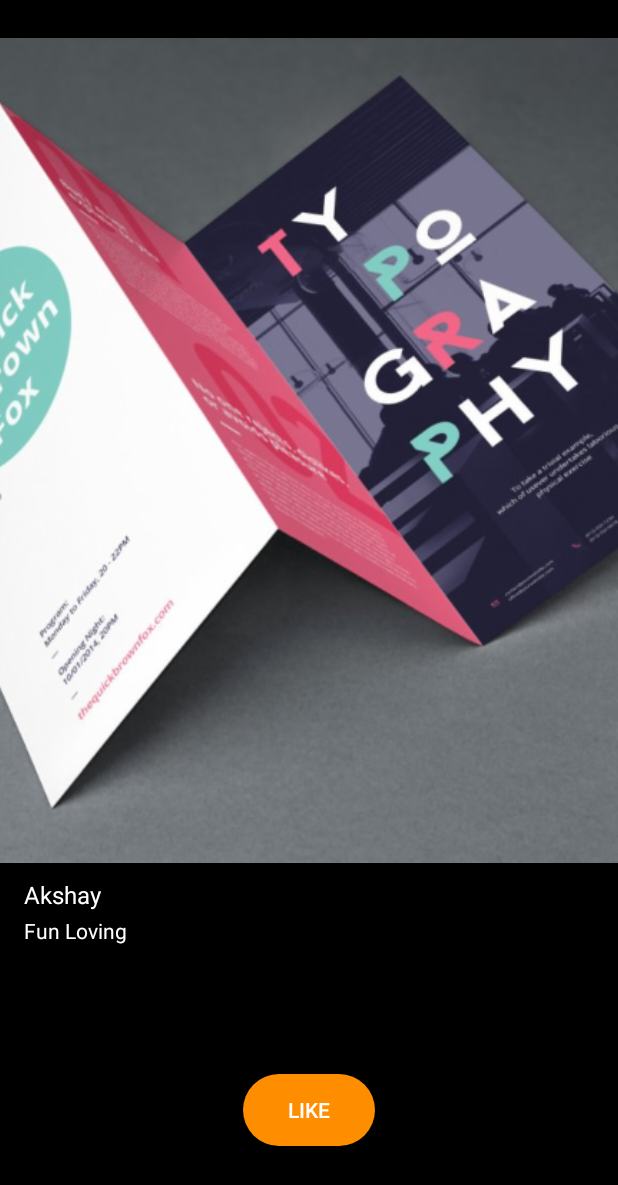
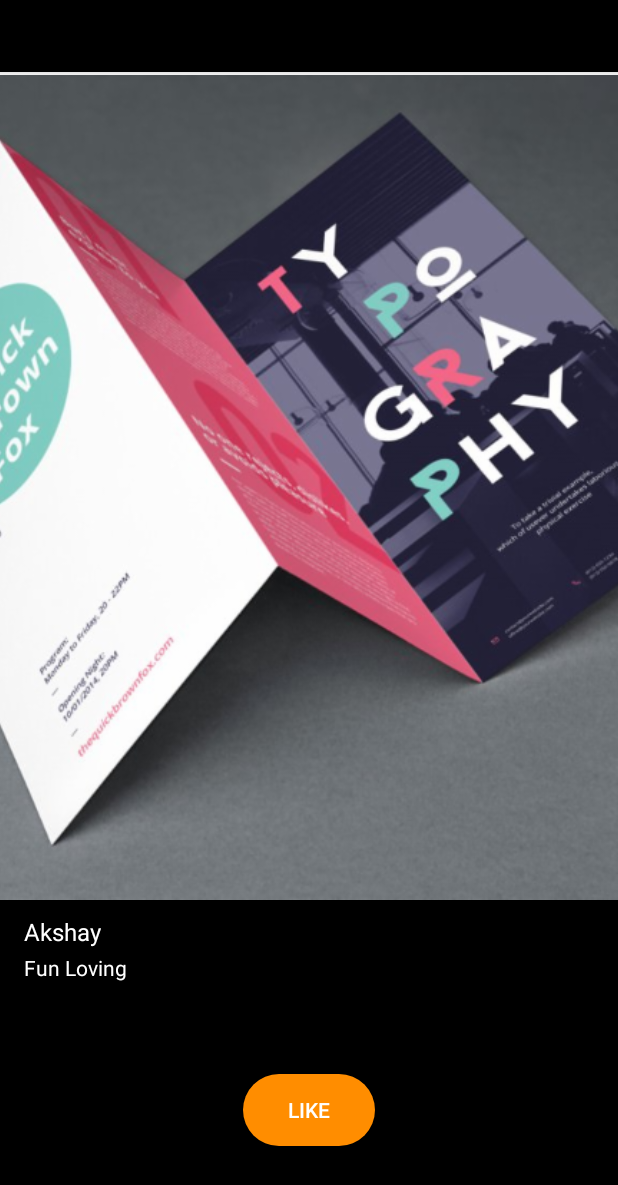
Before and after one commit to AkshayKumarIITG/Ginger, an Android app: the screen it shows after launch (MainActivity), on a phone screen of 412 x 824 dp. Shown: the top 1185 px of the screen. Run offline under Robolectric (Android 15) with nearby library versions, the phone set to English and light mode, and no system bars.

```diff
--- a/app/src/main/AndroidManifest.xml
+++ b/app/src/main/AndroidManifest.xml
@@ -1,6 +1,8 @@
 <?xml version="1.0" encoding="utf-8"?>
 <manifest xmlns:android="http://schemas.android.com/apk/res/android"
     package="com.example.sample">
+
+    <uses-permission android:name="android.permission.INTERNET"/>
 
     <application
         android:allowBackup="true"
@@ -9,6 +11,10 @@
         android:roundIcon="@mipmap/ic_launcher_round"
         android:supportsRtl="true"
         android:theme="@style/AppTheme">
+        <activity android:name=".Register">
+
+        </activity>
+        <activity android:name=".Login" />
         <activity android:name=".MainActivity">
             <intent-filter>
                 <action android:name="android.intent.action.MAIN" />
--- /dev/null
+++ b/app/src/main/res/drawable/white_grey_border_bottom.xml
@@ -0,0 +1,27 @@
+<?xml version="1.0" encoding="utf-8"?>
+<layer-list xmlns:android="http://schemas.android.com/apk/res/android"
+    android:layout_width="match_parent"
+    android:layout_height="1dp">
+
+    <item
+        android:bottom="1dp"
+        android:top="-1dp"
+        android:left="-1dp"
+        android:right="-1dp">
+
+        <shape
+            android:shape="rectangle">
+
+            <stroke
+                android:width="2dp"
+                android:color="@color/black"/>
+
+            <solid
+                android:color="@color/black"/>
+
+
+        </shape>
+
+    </item>
+
+</layer-list>
--- a/app/src/main/res/layout/activity_main.xml
+++ b/app/src/main/res/layout/activity_main.xml
@@ -1,9 +1,34 @@
 <?xml version="1.0" encoding="utf-8"?>
-<RelativeLayout xmlns:android="http://schemas.android.com/apk/res/android"
+<androidx.coordinatorlayout.widget.CoordinatorLayout
+    xmlns:android="http://schemas.android.com/apk/res/android"
+    xmlns:app="http://schemas.android.com/apk/res-auto"
     xmlns:tools="http://schemas.android.com/tools"
     android:layout_width="match_parent"
     android:layout_height="match_parent"
-    tools:context="com.example.sample.MainActivity">
+    tools:context=".MainActivity">
+
+
+    <RelativeLayout
+        android:layout_width="match_parent"
+        android:layout_height="match_parent">
+
+        <!-- Top Toolbar -->
+        <RelativeLayout
+            android:layout_width="match_parent"
+            android:layout_height="wrap_content"
+            android:id="@+id/relLayout1">
+
+            <include layout="@layout/layout_top_tab"/>
+
+        </RelativeLayout>
+
+        <!-- Middle Section -->
+        <RelativeLayout
+            android:id="@+id/relLayout2"
+            android:layout_width="match_parent"
+            android:layout_height="match_parent"
+            android:layout_below="@id/relLayout1">
+
 
             <com.prabhat1707.verticalpager.VerticalViewPager
                 android:id="@+id/viewPager"
@@ -13,8 +38,16 @@
 
             </com.prabhat1707.verticalpager.VerticalViewPager>
 
+        </RelativeLayout>
+
+        <!-- bottom Navigation -->
+
+        <!--        <include layout="@layout/layout_bottom_navigation_view"/>-->
+
         <Button
-        android:id="@+id/btnOrder"
+            android:layout_width="wrap_content"
+            android:layout_height="wrap_content"
+            android:id="@+id/btn"
             android:text="Like"
             android:textColor="#fff"
             android:background="@drawable/round"
@@ -22,8 +55,9 @@
             android:paddingRight="30dp"
             android:layout_alignParentBottom="true"
             android:layout_marginBottom="60dp"
-        android:layout_centerHorizontal="true"
-        android:layout_width="wrap_content"
-        android:layout_height="wrap_content" />
+            android:layout_centerHorizontal="true"/>
+
 
     </RelativeLayout>
+
+</androidx.coordinatorlayout.widget.CoordinatorLayout>
--- a/app/src/main/res/layout/fragment_my.xml
+++ b/app/src/main/res/layout/fragment_my.xml
@@ -3,8 +3,7 @@
     android:layout_width="match_parent"
     android:layout_height="match_parent"
     xmlns:app="http://schemas.android.com/apk/res-auto"
-    android:background="@drawable/background"
-    tools:context="com.example.sample.MyFragment">
+    android:background="@drawable/background">
 
 
     <RelativeLayout
@@ -15,7 +14,7 @@
             android:id="@+id/image"
             android:layout_width="match_parent"
             android:layout_height="550dp"
-            android:layout_marginTop="25dp"
+            android:layout_marginTop="0dp"
             android:scaleType="centerCrop"
             android:src="@drawable/brochure" />
 
--- /dev/null
+++ b/app/src/main/res/layout/layout_top_tab.xml
@@ -0,0 +1,27 @@
+<merge xmlns:android="http://schemas.android.com/apk/res/android"
+    xmlns:app="http://schemas.android.com/apk/res-auto">
+
+    <RelativeLayout android:layout_width="match_parent"
+        android:layout_height="50dp"
+        android:layout_alignParentTop="true">
+
+        <com.google.android.material.appbar.AppBarLayout
+            android:layout_width="match_parent"
+            android:layout_height="wrap_content"
+            android:background="@color/black">
+
+
+            <com.google.android.material.tabs.TabLayout
+                android:layout_width="match_parent"
+                android:layout_height="wrap_content"
+                android:id="@+id/tabs"
+                android:background="@drawable/white_grey_border_bottom"
+                 >
+
+            </com.google.android.material.tabs.TabLayout>
+
+        </com.google.android.material.appbar.AppBarLayout>
+
+    </RelativeLayout>
+
+</merge>
--- a/app/src/main/res/values/colors.xml
+++ b/app/src/main/res/values/colors.xml
@@ -7,4 +7,7 @@
     <color name="color2">#7e455e</color>
     <color name="color3">#796e25</color>
     <color name="color4">#59717c</color>
+    <color name="grey">#bfbfbf</color>
+    <color name="white">#fff</color>
+    <color name="black">#000</color>
 </resources>
--- a/build.gradle
+++ b/build.gradle
@@ -9,6 +9,7 @@ buildscript {
     dependencies {
         classpath 'com.android.tools.build:gradle:3.4.2'
         classpath 'com.github.dcendents:android-maven-gradle-plugin:2.0'
+        classpath 'com.google.gms:google-services:4.3.2'
 
         // NOTE: Do not place your application dependencies here; they belong
         // in the individual module build.gradle files
```
Also changed, not shown: app/build.gradle (+11 -1 lines), app/src/main/java/com/example/sample/Login.java (added, +95 -0 lines), app/src/main/java/com/example/sample/MyFragment.java (deleted, +0 -51 lines), app/src/main/java/com/example/sample/Register.java (added, +132 -0 lines), app/src/main/res/drawable/white_grey_border_top.xml (added, +27 -0 lines), app/src/main/res/layout/activity_login.xml (added, +109 -0 lines), app/src/main/res/layout/activity_register.xml (added, +147 -0 lines), app/src/main/res/layout/layout_bottom_navigation_view.xml (added, +21 -0 lines), app/src/main/res/menu/bottom_navigation_menu.xml (added, +22 -0 lines), app/src/main/res/drawable-xxhdpi/ic_cancel.png (added), app/src/main/res/drawable-xxhdpi/ic_heart.png (added), 2 other files. Lines whose indentation alone changed are shown as unchanged.
